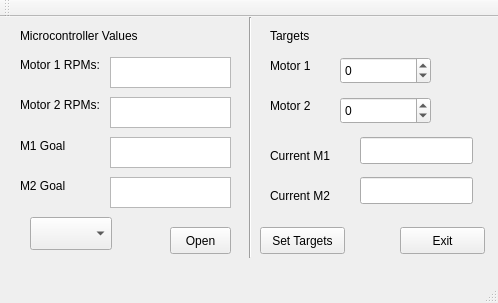
The window that Computer/BeerPong_GUI/mainwindow.ui (WSU-RoboticsClub/BeerPong_TeamB) describes before a commit, drawn with Qt 5.
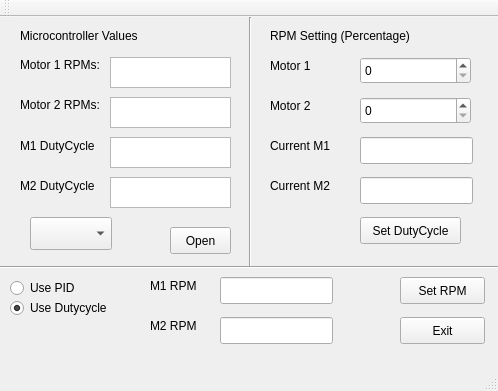
The same window after the commit.

The edit to the form file:
```diff
--- a/Computer/BeerPong_GUI/mainwindow.ui
+++ b/Computer/BeerPong_GUI/mainwindow.ui
@@ -7,7 +7,7 @@
     <x>0</x>
     <y>0</y>
     <width>498</width>
-    <height>303</height>
+    <height>391</height>
    </rect>
   </property>
   <property name="windowTitle">
@@ -71,12 +71,12 @@
      <rect>
       <x>270</x>
       <y>10</y>
-      <width>59</width>
+      <width>161</width>
       <height>17</height>
      </rect>
     </property>
     <property name="text">
-     <string>Targets</string>
+     <string>RPM Setting (Percentage)</string>
     </property>
    </widget>
    <widget class="Line" name="line">
@@ -85,7 +85,7 @@
       <x>240</x>
       <y>0</y>
       <width>20</width>
-      <height>241</height>
+      <height>251</height>
      </rect>
     </property>
     <property name="orientation">
@@ -95,19 +95,16 @@
    <widget class="QSpinBox" name="spinBox_target_m1">
     <property name="geometry">
      <rect>
-      <x>340</x>
+      <x>360</x>
       <y>40</y>
-      <width>91</width>
+      <width>111</width>
       <height>27</height>
      </rect>
     </property>
     <property name="minimum">
-     <number>-15000</number>
+     <number>0</number>
     </property>
     <property name="maximum">
-     <number>15000</number>
-    </property>
-    <property name="singleStep">
      <number>100</number>
     </property>
     <property name="value">
@@ -117,19 +114,16 @@
    <widget class="QSpinBox" name="spinBox_target_m2">
     <property name="geometry">
      <rect>
-      <x>340</x>
+      <x>360</x>
       <y>80</y>
-      <width>91</width>
+      <width>111</width>
       <height>27</height>
      </rect>
     </property>
     <property name="minimum">
-     <number>-15000</number>
+     <number>0</number>
     </property>
     <property name="maximum">
-     <number>15000</number>
-    </property>
-    <property name="singleStep">
      <number>100</number>
     </property>
     <property name="value">
@@ -165,21 +159,21 @@
    <widget class="QPushButton" name="button_set_targets">
     <property name="geometry">
      <rect>
-      <x>260</x>
-      <y>210</y>
-      <width>85</width>
+      <x>360</x>
+      <y>200</y>
+      <width>101</width>
       <height>27</height>
      </rect>
     </property>
     <property name="text">
-     <string>Set Targets</string>
+     <string>Set DutyCycle</string>
     </property>
    </widget>
    <widget class="QPushButton" name="button_exit">
     <property name="geometry">
      <rect>
       <x>400</x>
-      <y>210</y>
+      <y>300</y>
       <width>85</width>
       <height>27</height>
      </rect>
@@ -206,12 +200,12 @@
      <rect>
       <x>20</x>
       <y>120</y>
-      <width>59</width>
+      <width>91</width>
       <height>17</height>
      </rect>
     </property>
     <property name="text">
-     <string>M1 Goal</string>
+     <string>M1 DutyCycle</string>
     </property>
    </widget>
    <widget class="QLabel" name="label_5">
@@ -219,12 +213,12 @@
      <rect>
       <x>20</x>
       <y>160</y>
-      <width>59</width>
+      <width>91</width>
       <height>17</height>
      </rect>
     </property>
     <property name="text">
-     <string>M2 Goal</string>
+     <string>M2 DutyCycle</string>
     </property>
    </widget>
    <widget class="QTextEdit" name="disp_goal_m1">
@@ -280,7 +274,7 @@
     <property name="geometry">
      <rect>
       <x>270</x>
-      <y>130</y>
+      <y>120</y>
       <width>71</width>
       <height>17</height>
      </rect>
@@ -293,7 +287,7 @@
     <property name="geometry">
      <rect>
       <x>270</x>
-      <y>170</y>
+      <y>160</y>
       <width>71</width>
       <height>17</height>
      </rect>
@@ -328,6 +322,107 @@
      <bool>true</bool>
     </property>
    </widget>
+   <widget class="Line" name="line_2">
+    <property name="geometry">
+     <rect>
+      <x>0</x>
+      <y>240</y>
+      <width>501</width>
+      <height>21</height>
+     </rect>
+    </property>
+    <property name="orientation">
+     <enum>Qt::Horizontal</enum>
+    </property>
+   </widget>
+   <widget class="QRadioButton" name="radioButton">
+    <property name="geometry">
+     <rect>
+      <x>10</x>
+      <y>260</y>
+      <width>105</width>
+      <height>22</height>
+     </rect>
+    </property>
+    <property name="text">
+     <string>Use PID</string>
+    </property>
+   </widget>
+   <widget class="QRadioButton" name="radioButton_2">
+    <property name="geometry">
+     <rect>
+      <x>10</x>
+      <y>280</y>
+      <width>121</width>
+      <height>22</height>
+     </rect>
+    </property>
+    <property name="text">
+     <string>Use Dutycycle</string>
+    </property>
+    <property name="checked">
+     <bool>true</bool>
+    </property>
+   </widget>
+   <widget class="QLineEdit" name="text_rpm_m1">
+    <property name="geometry">
+     <rect>
+      <x>220</x>
+      <y>260</y>
+      <width>113</width>
+      <height>27</height>
+     </rect>
+    </property>
+   </widget>
+   <widget class="QLineEdit" name="text_rpm_m2">
+    <property name="geometry">
+     <rect>
+      <x>220</x>
+      <y>300</y>
+      <width>113</width>
+      <height>27</height>
+     </rect>
+    </property>
+   </widget>
+   <widget class="QLabel" name="label_8">
+    <property name="geometry">
+     <rect>
+      <x>150</x>
+      <y>300</y>
+      <width>59</width>
+      <height>17</height>
+     </rect>
+    </property>
+    <property name="text">
+     <string>M2 RPM</string>
+    </property>
+   </widget>
+   <widget class="QLabel" name="label_9">
+    <property name="geometry">
+     <rect>
+      <x>150</x>
+      <y>260</y>
+      <width>59</width>
+      <height>17</height>
+     </rect>
+    </property>
+    <property name="text">
+     <string>M1 RPM</string>
+    </property>
+   </widget>
+   <widget class="QPushButton" name="pushButton">
+    <property name="geometry">
+     <rect>
+      <x>400</x>
+      <y>260</y>
+      <width>85</width>
+      <height>27</height>
+     </rect>
+    </property>
+    <property name="text">
+     <string>Set RPM</string>
+    </property>
+   </widget>
   </widget>
   <widget class="QMenuBar" name="menuBar">
    <property name="geometry">
```
Left out of the diff: 6 changed lines with no effect on the pictures.
